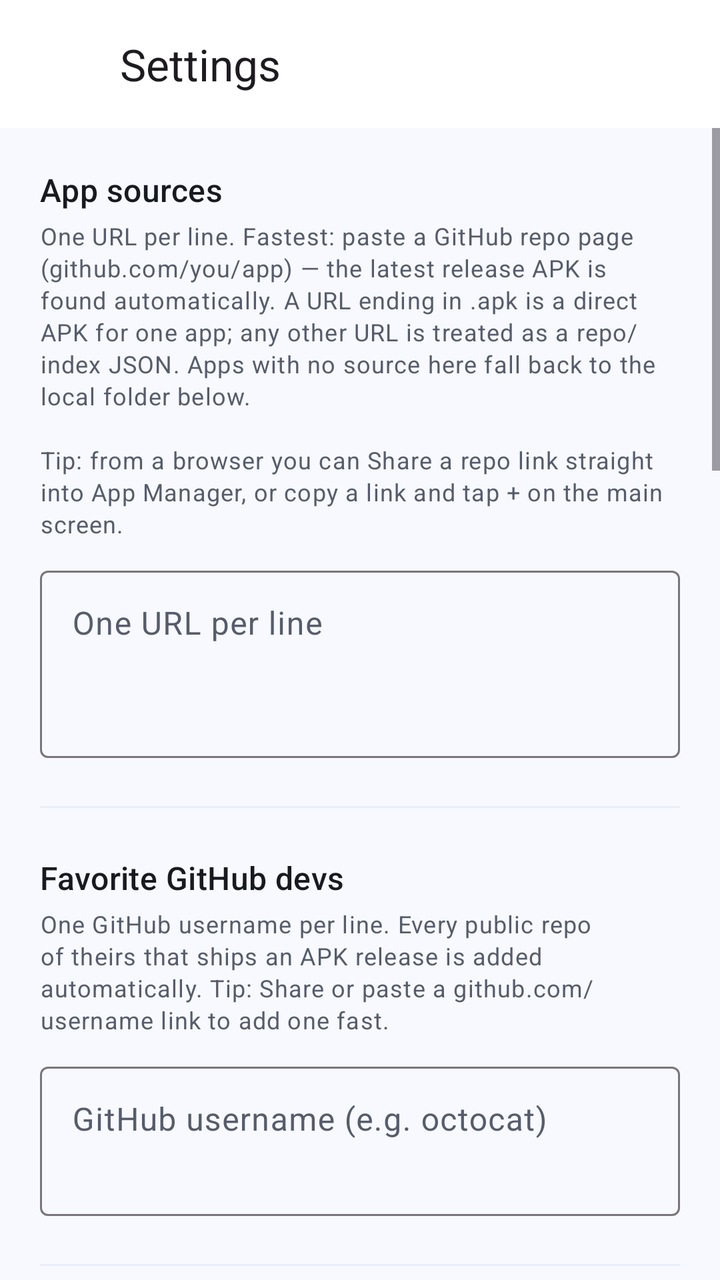
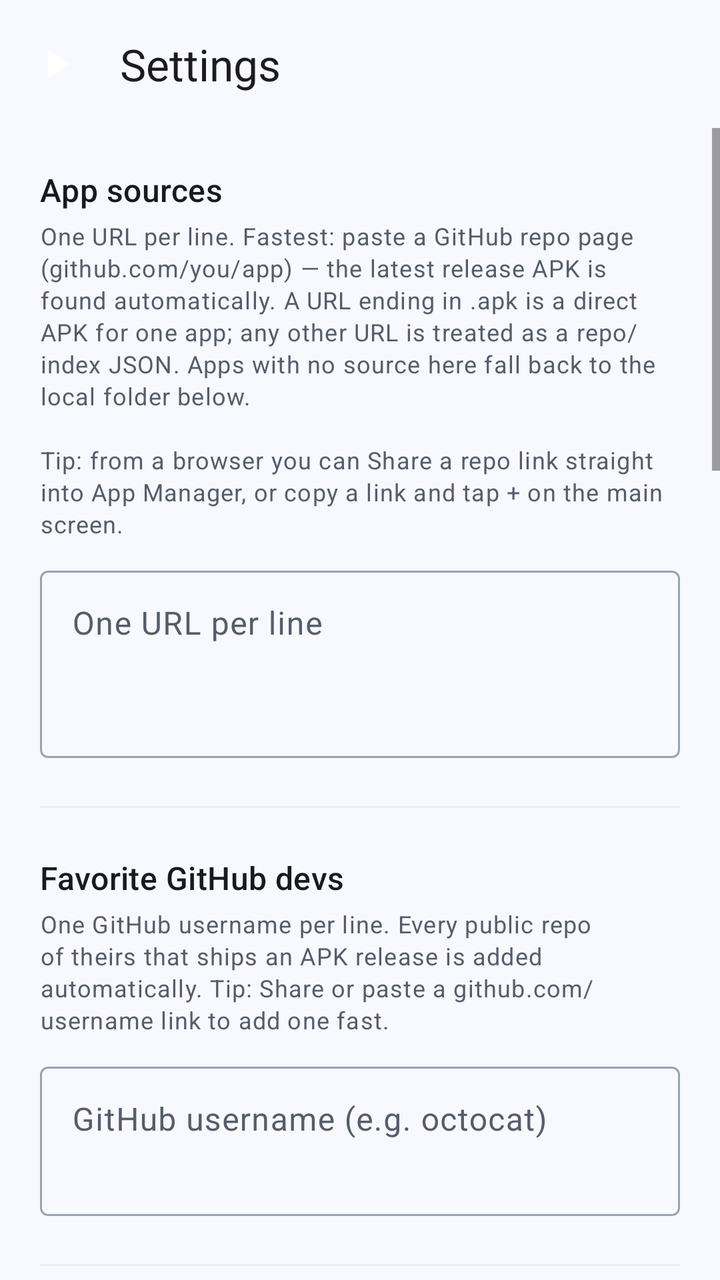

Screens rendered from an Android XML layout before and after an edit, with the pre-edit source and the edit as a unified diff.
<!-- AndroidManifest.xml: activity theme Theme.AppManager -->
<!-- res/layout/activity_settings.xml -->
<?xml version="1.0" encoding="utf-8"?>
<androidx.coordinatorlayout.widget.CoordinatorLayout
    xmlns:android="http://schemas.android.com/apk/res/android"
    xmlns:app="http://schemas.android.com/apk/res-auto"
    android:layout_width="match_parent"
    android:layout_height="match_parent"
    android:fitsSystemWindows="true">

    <com.google.android.material.appbar.AppBarLayout
        android:layout_width="match_parent"
        android:layout_height="wrap_content"
        android:fitsSystemWindows="true">

        <com.google.android.material.appbar.MaterialToolbar
            android:id="@+id/toolbar"
            android:layout_width="match_parent"
            android:layout_height="?attr/actionBarSize"
            app:navigationIcon="@drawable/ic_open"
            app:title="@string/settings" />
    </com.google.android.material.appbar.AppBarLayout>

    <ScrollView
        android:id="@+id/scroll"
        android:layout_width="match_parent"
        android:layout_height="match_parent"
        android:clipToPadding="false"
        app:layout_behavior="@string/appbar_scrolling_view_behavior">

        <LinearLayout
            android:layout_width="match_parent"
            android:layout_height="wrap_content"
            android:orientation="vertical"
            android:padding="20dp">

            <TextView
                android:layout_width="wrap_content"
                android:layout_height="wrap_content"
                android:text="@string/settings_repo_title"
                android:textAppearance="@style/TextAppearance.Material3.TitleMedium"
                android:textColor="?attr/colorOnSurface" />

            <TextView
                android:layout_width="match_parent"
                android:layout_height="wrap_content"
                android:layout_marginTop="4dp"
                android:text="@string/settings_repo_summary"
                android:textAppearance="@style/TextAppearance.Material3.BodySmall"
                android:textColor="?attr/colorOnSurfaceVariant" />

            <com.google.android.material.textfield.TextInputLayout
                android:id="@+id/repo_layout"
                style="@style/Widget.Material3.TextInputLayout.OutlinedBox"
                android:layout_width="match_parent"
                android:layout_height="wrap_content"
                android:layout_marginTop="10dp"
                android:hint="@string/settings_repo_hint">

                <com.google.android.material.textfield.TextInputEditText
                    android:id="@+id/repo_input"
                    android:layout_width="match_parent"
                    android:layout_height="wrap_content"
                    android:gravity="top|start"
                    android:inputType="textUri|textMultiLine"
                    android:minLines="3"
                    android:scrollHorizontally="false" />
            </com.google.android.material.textfield.TextInputLayout>

            <View
                android:layout_width="match_parent"
                android:layout_height="1dp"
                android:layout_marginVertical="24dp"
                android:background="?attr/colorSurfaceVariant" />

            <TextView
                android:layout_width="wrap_content"
                android:layout_height="wrap_content"
                android:text="@string/settings_devs_title"
                android:textAppearance="@style/TextAppearance.Material3.TitleMedium"
                android:textColor="?attr/colorOnSurface" />

            <TextView
                android:layout_width="match_parent"
                android:layout_height="wrap_content"
                android:layout_marginTop="4dp"
                android:text="@string/settings_devs_summary"
                android:textAppearance="@style/TextAppearance.Material3.BodySmall"
                android:textColor="?attr/colorOnSurfaceVariant" />

            <com.google.android.material.textfield.TextInputLayout
                android:id="@+id/devs_layout"
                style="@style/Widget.Material3.TextInputLayout.OutlinedBox"
                android:layout_width="match_parent"
                android:layout_height="wrap_content"
                android:layout_marginTop="10dp"
                android:hint="@string/settings_devs_hint">

                <com.google.android.material.textfield.TextInputEditText
                    android:id="@+id/devs_input"
                    android:layout_width="match_parent"
                    android:layout_height="wrap_content"
                    android:gravity="top|start"
                    android:inputType="textUri|textMultiLine"
                    android:minLines="2"
                    android:scrollHorizontally="false" />
            </com.google.android.material.textfield.TextInputLayout>

            <View
                android:layout_width="match_parent"
                android:layout_height="1dp"
                android:layout_marginVertical="24dp"
                android:background="?attr/colorSurfaceVariant" />

            <TextView
                android:layout_width="wrap_content"
                android:layout_height="wrap_content"
                android:text="@string/settings_local_title"
                android:textAppearance="@style/TextAppearance.Material3.TitleMedium"
                android:textColor="?attr/colorOnSurface" />

            <TextView
                android:layout_width="match_parent"
                android:layout_height="wrap_content"
                android:layout_marginTop="4dp"
                android:text="@string/settings_local_summary"
                android:textAppearance="@style/TextAppearance.Material3.BodySmall"
                android:textColor="?attr/colorOnSurfaceVariant" />

            <com.google.android.material.textfield.TextInputLayout
                android:id="@+id/local_layout"
                style="@style/Widget.Material3.TextInputLayout.OutlinedBox"
                android:layout_width="match_parent"
                android:layout_height="wrap_content"
                android:layout_marginTop="10dp"
                android:hint="@string/settings_local_hint">

                <com.google.android.material.textfield.TextInputEditText
                    android:id="@+id/local_input"
                    android:layout_width="match_parent"
                    android:layout_height="wrap_content"
                    android:fontFamily="monospace"
                    android:inputType="textUri"
                    android:maxLines="1" />
            </com.google.android.material.textfield.TextInputLayout>

            <TextView
                android:id="@+id/local_default_hint"
                android:layout_width="match_parent"
                android:layout_height="wrap_content"
                android:layout_marginTop="6dp"
                android:textAppearance="@style/TextAppearance.Material3.BodySmall"
                android:textColor="?attr/colorOnSurfaceVariant" />

            <com.google.android.material.button.MaterialButton
                android:id="@+id/btn_copy_path"
                style="@style/Widget.Material3.Button.TextButton"
                android:layout_width="wrap_content"
                android:layout_height="wrap_content"
                android:layout_marginTop="4dp"
                android:text="@string/copy_default_path" />

            <View
                android:layout_width="match_parent"
                android:layout_height="1dp"
                android:layout_marginVertical="24dp"
                android:background="?attr/colorSurfaceVariant" />

            <TextView
                android:layout_width="wrap_content"
                android:layout_height="wrap_content"
                android:text="@string/settings_auto_title"
                android:textAppearance="@style/TextAppearance.Material3.TitleMedium"
                android:textColor="?attr/colorOnSurface" />

            <TextView
                android:layout_width="match_parent"
                android:layout_height="wrap_content"
                android:layout_marginTop="4dp"
                android:text="@string/settings_auto_summary"
                android:textAppearance="@style/TextAppearance.Material3.BodySmall"
                android:textColor="?attr/colorOnSurfaceVariant" />

            <RadioGroup
                android:id="@+id/auto_group"
                android:layout_width="match_parent"
                android:layout_height="wrap_content"
                android:layout_marginTop="8dp">

                <RadioButton
                    android:id="@+id/auto_off"
                    android:layout_width="match_parent"
                    android:layout_height="wrap_content"
                    android:text="@string/auto_off" />

                <RadioButton
                    android:id="@+id/auto_daily"
                    android:layout_width="match_parent"
                    android:layout_height="wrap_content"
                    android:text="@string/auto_daily" />

                <RadioButton
                    android:id="@+id/auto_weekly"
                    android:layout_width="match_parent"
                    android:layout_height="wrap_content"
                    android:text="@string/auto_weekly" />
            </RadioGroup>

            <View
                android:layout_width="match_parent"
                android:layout_height="1dp"
                android:layout_marginVertical="24dp"
                android:background="?attr/colorSurfaceVariant" />

            <TextView
                android:layout_width="wrap_content"
                android:layout_height="wrap_content"
                android:text="@string/settings_palette_title"
                android:textAppearance="@style/TextAppearance.Material3.TitleMedium"
                android:textColor="?attr/colorOnSurface" />

            <RadioGroup
                android:id="@+id/palette_group"
                android:layout_width="match_parent"
                android:layout_height="wrap_content"
                android:layout_marginTop="8dp">

                <RadioButton
                    android:id="@+id/palette_ocean"
                    android:layout_width="match_parent"
                    android:layout_height="wrap_content"
                    android:text="@string/palette_ocean" />

                <RadioButton
                    android:id="@+id/palette_terminal"
                    android:layout_width="match_parent"
                    android:layout_height="wrap_content"
                    android:text="@string/palette_terminal" />
            </RadioGroup>

            <View
                android:layout_width="match_parent"
                android:layout_height="1dp"
                android:layout_marginVertical="24dp"
                android:background="?attr/colorSurfaceVariant" />

            <TextView
                android:layout_width="wrap_content"
                android:layout_height="wrap_content"
                android:text="@string/settings_theme_title"
                android:textAppearance="@style/TextAppearance.Material3.TitleMedium"
                android:textColor="?attr/colorOnSurface" />

            <RadioGroup
                android:id="@+id/theme_group"
                android:layout_width="match_parent"
                android:layout_height="wrap_content"
                android:layout_marginTop="8dp">

                <RadioButton
                    android:id="@+id/theme_system"
                    android:layout_width="match_parent"
                    android:layout_height="wrap_content"
                    android:text="@string/theme_system" />

                <RadioButton
                    android:id="@+id/theme_light"
                    android:layout_width="match_parent"
                    android:layout_height="wrap_content"
                    android:text="@string/theme_light" />

                <RadioButton
                    android:id="@+id/theme_dark"
                    android:layout_width="match_parent"
                    android:layout_height="wrap_content"
                    android:text="@string/theme_dark" />
            </RadioGroup>

            <View
                android:layout_width="match_parent"
                android:layout_height="1dp"
                android:layout_marginVertical="24dp"
                android:background="?attr/colorSurfaceVariant" />

            <TextView
                android:layout_width="wrap_content"
                android:layout_height="wrap_content"
                android:text="@string/settings_backup_title"
                android:textAppearance="@style/TextAppearance.Material3.TitleMedium"
                android:textColor="?attr/colorOnSurface" />

            <TextView
                android:layout_width="match_parent"
                android:layout_height="wrap_content"
                android:layout_marginTop="4dp"
                android:text="@string/settings_backup_summary"
                android:textAppearance="@style/TextAppearance.Material3.BodySmall"
                android:textColor="?attr/colorOnSurfaceVariant" />

            <LinearLayout
                android:layout_width="match_parent"
                android:layout_height="wrap_content"
                android:layout_marginTop="10dp"
                android:orientation="horizontal">

                <com.google.android.material.button.MaterialButton
                    android:id="@+id/btn_export"
                    style="@style/Widget.Material3.Button.TonalButton"
                    android:layout_width="0dp"
                    android:layout_height="wrap_content"
                    android:layout_weight="1"
                    android:layout_marginEnd="6dp"
                    android:text="@string/export" />

                <com.google.android.material.button.MaterialButton
                    android:id="@+id/btn_import"
                    style="@style/Widget.Material3.Button.TonalButton"
                    android:layout_width="0dp"
                    android:layout_height="wrap_content"
                    android:layout_weight="1"
                    android:layout_marginStart="6dp"
                    android:text="@string/import_" />
            </LinearLayout>

            <com.google.android.material.button.MaterialButton
                android:id="@+id/btn_import_official"
                style="@style/Widget.Material3.Button.TonalButton"
                android:layout_width="match_parent"
                android:layout_height="wrap_content"
                android:layout_marginTop="12dp"
                app:icon="@drawable/ic_open"
                android:text="@string/import_official" />

            <TextView
                android:layout_width="match_parent"
                android:layout_height="wrap_content"
                android:layout_marginTop="6dp"
                android:text="@string/import_official_summary"
                android:textAppearance="@style/TextAppearance.Material3.BodySmall"
                android:textColor="?attr/colorOnSurfaceVariant" />

            <com.google.android.material.button.MaterialButton
                android:id="@+id/btn_save"
                android:layout_width="match_parent"
                android:layout_height="wrap_content"
                android:layout_marginTop="24dp"
                android:text="@string/settings_save" />
        </LinearLayout>
    </ScrollView>
</androidx.coordinatorlayout.widget.CoordinatorLayout>
<!-- resources referenced by this layout -->
<resources>
  <string name="auto_daily">Daily</string>
  <string name="auto_off">Off</string>
  <string name="auto_weekly">Weekly</string>
  <string name="copy_default_path">Copy default path</string>
  <string name="export">Export…</string>
  <string name="import_">Import…</string>
  <string name="import_official">Import official config</string>
  <string name="import_official_summary">Download and apply the recommended sources and settings from the App Manager repo. Replaces your current sources.</string>
  <string name="palette_ocean">Ocean (blue/green)</string>
  <string name="palette_terminal">Terminal (green mono)</string>
  <string name="settings">Settings</string>
  <string name="settings_auto_title">Automatic updates</string>
  <string name="settings_backup_summary">Export all settings, sources, and favorite devs to a JSON file, or import one.</string>
  <string name="settings_backup_title">Backup &amp; restore</string>
  <string name="settings_devs_hint">GitHub username (e.g. octocat)</string>
  <string name="settings_devs_summary">One GitHub username per line. Every public repo of theirs that ships an APK release is added automatically. Tip: Share or paste a github.com/username link to add one fast.</string>
  <string name="settings_devs_title">Favorite GitHub devs</string>
  <string name="settings_local_hint">Folder path (blank = private folder)</string>
  <string name="settings_local_summary">Drop signed APKs in a folder and they\'re scanned automatically. Leave blank to use the app\'s private folder (no permission needed); set any path (e.g. /sdcard/MyApks) to use your own — that needs all-files access.</string>
  <string name="settings_local_title">Local APK folder</string>
  <string name="settings_palette_title">Color theme</string>
  <string name="settings_repo_hint">One URL per line</string>
  <string name="settings_repo_title">App sources</string>
  <string name="settings_save">Save</string>
  <string name="settings_theme_title">Light / dark</string>
  <string name="theme_dark">Dark</string>
  <string name="theme_light">Light</string>
  <string name="theme_system">Follow system</string>
  <style name="Theme.AppManager" parent="Theme.Material3.DayNight.NoActionBar">
          <item name="colorPrimary">@color/brand</item>
          <item name="colorOnPrimary">@color/on_brand</item>
          <item name="colorPrimaryContainer">@color/brand_dark</item>
          <item name="colorOnPrimaryContainer">@color/white</item>
          <item name="colorSecondary">@color/accent</item>
          <item name="colorOnSecondary">@color/black</item>
  
          <item name="android:colorBackground">@color/light_bg</item>
          <item name="colorSurface">@color/light_surface</item>
          <item name="colorSurfaceVariant">@color/light_surface_variant</item>
          <item name="colorOnSurface">@color/light_on_surface</item>
          <item name="colorOnSurfaceVariant">@color/light_on_surface_variant</item>
  
          <item name="android:statusBarColor">@android:color/transparent</item>
          <item name="android:navigationBarColor">?android:colorBackground</item>
          <item name="android:windowLightStatusBar">true</item>
          <item name="android:windowLightNavigationBar" tools:targetApi="o_mr1">true</item>
      </style>
  <color name="brand">#5B86E5</color>
  <color name="on_brand">#FFFFFF</color>
  <color name="brand_dark">#3F66C9</color>
  <color name="white">#FFFFFFFF</color>
  <color name="accent">#36D1C4</color>
  <color name="black">#FF000000</color>
  <color name="light_bg">#F7F9FE</color>
  <color name="light_surface">#FFFFFF</color>
  <color name="light_surface_variant">#E9EEF8</color>
  <color name="light_on_surface">#171A21</color>
  <color name="light_on_surface_variant">#565C6B</color>
  <!-- unchanged entries left out for length: 3 -->
</resources>

<!-- the commit's change to res/layout/activity_settings.xml (unified diff, before → after) -->
@@ -217,24 +217,27 @@
                 android:textAppearance="@style/TextAppearance.Material3.TitleMedium"
                 android:textColor="?attr/colorOnSurface" />
 
-            <RadioGroup
-                android:id="@+id/palette_group"
+            <com.google.android.material.textfield.TextInputLayout
+                android:id="@+id/palette_layout"
+                style="@style/Widget.Material3.TextInputLayout.OutlinedBox.ExposedDropdownMenu"
                 android:layout_width="match_parent"
                 android:layout_height="wrap_content"
                 android:layout_marginTop="8dp">
 
-                <RadioButton
-                    android:id="@+id/palette_ocean"
-                    android:layout_width="match_parent"
-                    android:layout_height="wrap_content"
-                    android:text="@string/palette_ocean" />
-
-                <RadioButton
-                    android:id="@+id/palette_terminal"
-                    android:layout_width="match_parent"
-                    android:layout_height="wrap_content"
-                    android:text="@string/palette_terminal" />
-            </RadioGroup>
+                <com.google.android.material.textfield.MaterialAutoCompleteTextView
+                    android:id="@+id/palette_input"
+                    android:layout_width="match_parent"
+                    android:layout_height="wrap_content"
+                    android:inputType="none" />
+            </com.google.android.material.textfield.TextInputLayout>
+
+            <TextView
+                android:layout_width="match_parent"
+                android:layout_height="wrap_content"
+                android:layout_marginTop="4dp"
+                android:text="@string/settings_palette_hint"
+                android:textAppearance="@style/TextAppearance.Material3.BodySmall"
+                android:textColor="?attr/colorOnSurfaceVariant" />
 
             <View
                 android:layout_width="match_parent"
<!-- resource entries referenced after the edit -->
@@ -8,8 +8,6 @@
   <string name="import_">Import…</string>
   <string name="import_official">Import official config</string>
   <string name="import_official_summary">Download and apply the recommended sources and settings from the App Manager repo. Replaces your current sources.</string>
-  <string name="palette_ocean">Ocean (blue/green)</string>
-  <string name="palette_terminal">Terminal (green mono)</string>
   <string name="settings">Settings</string>
   <string name="settings_auto_title">Automatic updates</string>
   <string name="settings_backup_summary">Export all settings, sources, and favorite devs to a JSON file, or import one.</string>
@@ -20,6 +18,7 @@
   <string name="settings_local_hint">Folder path (blank = private folder)</string>
   <string name="settings_local_summary">Drop signed APKs in a folder and they\'re scanned automatically. Leave blank to use the app\'s private folder (no permission needed); set any path (e.g. /sdcard/MyApks) to use your own — that needs all-files access.</string>
   <string name="settings_local_title">Local APK folder</string>
+  <string name="settings_palette_hint">Material You, Ocean and Terminal follow the light / dark setting below; every other palette is one look.</string>
   <string name="settings_palette_title">Color theme</string>
   <string name="settings_repo_hint">One URL per line</string>
   <string name="settings_repo_title">App sources</string>
@@ -28,36 +27,31 @@
   <string name="theme_dark">Dark</string>
   <string name="theme_light">Light</string>
   <string name="theme_system">Follow system</string>
-  <style name="Theme.AppManager" parent="Theme.Material3.DayNight.NoActionBar">
-          <item name="colorPrimary">@color/brand</item>
-          <item name="colorOnPrimary">@color/on_brand</item>
-          <item name="colorPrimaryContainer">@color/brand_dark</item>
-          <item name="colorOnPrimaryContainer">@color/white</item>
-          <item name="colorSecondary">@color/accent</item>
-          <item name="colorOnSecondary">@color/black</item>
-  
-          <item name="android:colorBackground">@color/light_bg</item>
-          <item name="colorSurface">@color/light_surface</item>
-          <item name="colorSurfaceVariant">@color/light_surface_variant</item>
-          <item name="colorOnSurface">@color/light_on_surface</item>
-          <item name="colorOnSurfaceVariant">@color/light_on_surface_variant</item>
-  
+  <style name="Theme.AppManager" parent="Palette.Ocean" />
+  <style name="Palette.Ocean" parent="Theme.Material3.DayNight.NoActionBar">
+          <item name="android:colorBackground">#F7F9FE</item>
+          <item name="colorOnBackground">#171A21</item>
+          <item name="colorOnPrimary">#FFFFFF</item>
+          <item name="colorOnPrimaryContainer">#0B1F52</item>
+          <item name="colorOnSecondary">#FFFFFF</item>
+          <item name="colorOnSecondaryContainer">#00201D</item>
+          <item name="colorOnSurface">#171A21</item>
+          <item name="colorOnSurfaceVariant">#565C6B</item>
+          <item name="colorOutline">#9AA2B4</item>
+          <item name="colorPrimary">#3F66C9</item>
+          <item name="colorPrimaryContainer">#D9E2FF</item>
+          <item name="colorSecondary">#1E9E93</item>
+          <item name="colorSecondaryContainer">#D5F3EF</item>
+          <item name="colorSurface">#F7F9FE</item>
+          <item name="colorSurfaceContainer">#EFF3FB</item>
+          <item name="colorSurfaceContainerHigh">#E9EEF8</item>
+          <item name="colorSurfaceContainerHighest">#E2E8F4</item>
+          <item name="colorSurfaceVariant">#E9EEF8</item>
           <item name="android:statusBarColor">@android:color/transparent</item>
           <item name="android:navigationBarColor">?android:colorBackground</item>
           <item name="android:windowLightStatusBar">true</item>
           <item name="android:windowLightNavigationBar" tools:targetApi="o_mr1">true</item>
       </style>
-  <color name="brand">#5B86E5</color>
-  <color name="on_brand">#FFFFFF</color>
-  <color name="brand_dark">#3F66C9</color>
-  <color name="white">#FFFFFFFF</color>
-  <color name="accent">#36D1C4</color>
-  <color name="black">#FF000000</color>
-  <color name="light_bg">#F7F9FE</color>
-  <color name="light_surface">#FFFFFF</color>
-  <color name="light_surface_variant">#E9EEF8</color>
-  <color name="light_on_surface">#171A21</color>
-  <color name="light_on_surface_variant">#565C6B</color>
   <!-- unchanged entries left out for length: 3 -->
 </resources>
 
